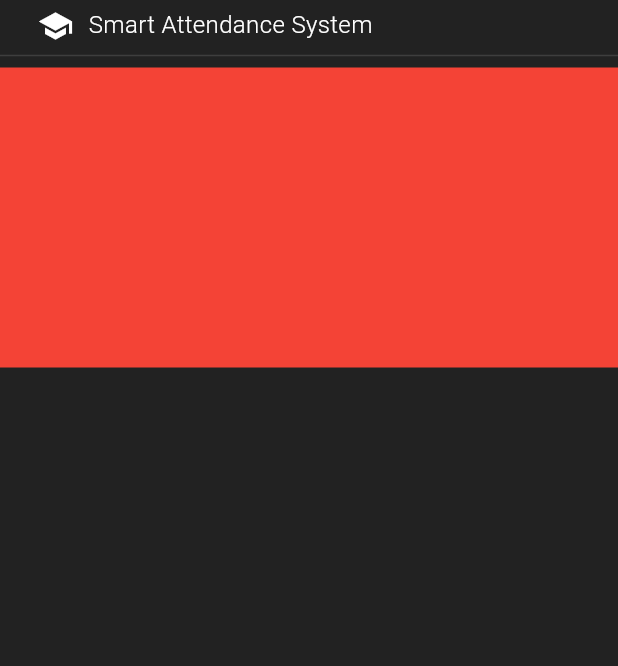
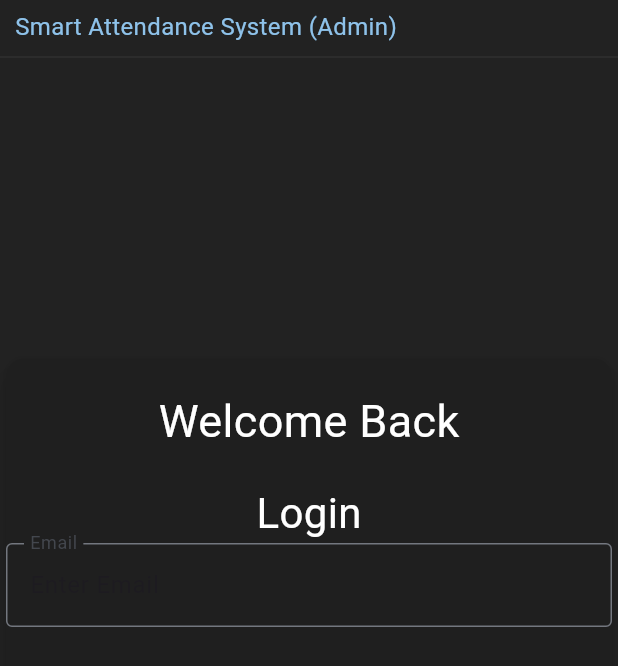
Before and after one commit to Preetham-Prasad-S/Smart-Attendance-System-Admin, a Flutter app: the screen it shows after launch, on a phone screen of 412 x 824 dp. Shown: the top 666 px of the screen. Run offline on Flutter 3.47's test engine with Material 3 defaults, Android fonts, the phone set to English and light mode, and no system bars; our stand-ins replace go_router, hooks_riverpod, riverpod_annotation, supabase_flutter; accounts and stored records are empty; generated files the repository leaves out were written again.

Commit message:
Login Screen In Progress

```diff
--- a/lib/features/auth/presentation/pages/login_screen.dart
+++ b/lib/features/auth/presentation/pages/login_screen.dart
@@ -1,4 +1,5 @@
 import 'package:flutter/material.dart';
+import 'package:institute_attendance_system/features/auth/presentation/widgets/auth_text_field.dart';
 
 class LoginScreen extends StatelessWidget {
   const LoginScreen({super.key});
@@ -8,46 +9,61 @@ class LoginScreen extends StatelessWidget {
     return SafeArea(
       child: Scaffold(
           backgroundColor: Colors.black87,
-          body: Center(
-            child: Column(
-              children: [
-                Row(
+          body: Column(
+            children: [
+              SizedBox(height: 5),
+              SizedBox(
+                height: 25,
+                child: Row(
                   children: [
-                    SizedBox(
-                      width: 25,
-                    ),
-                    Padding(
-                      padding: const EdgeInsets.only(top: 5.0),
-                      child: Icon(
-                        Icons.school,
-                        color: Colors.white,
-                      ),
-                    ),
                     SizedBox(
                       width: 10,
                     ),
-                    Padding(
-                      padding: const EdgeInsets.only(top: 4.0),
-                      child: Text(
-                        "Smart Attendance System",
-                        style: TextStyle(
-                            fontSize: 16,
-                            fontWeight: FontWeight.w300,
-                            color: Colors.white),
-                      ),
+                    Text(
+                      "Smart Attendance System (Admin)",
+                      style: TextStyle(
+                          fontSize: 16,
+                          color: const Color.fromARGB(255, 142, 194, 234)),
                     )
                   ],
                 ),
-                Divider(
-                  color: const Color.fromARGB(255, 62, 62, 62),
+              ),
+              Divider(
+                color: const Color.fromARGB(255, 48, 48, 48),
+              ),
+              Expanded(
+                child: SizedBox(
+                  child: Center(
+                      child: SizedBox(
+                    height: 400,
+                    width: 600,
+                    child: Card(
+                      elevation: 5,
+                      color: const Color.fromARGB(255, 31, 31, 31),
+                      child: Column(
+                        children: [
+                          SizedBox(height: 20),
+                          Text(
+                            "Welcome Back",
+                            style: TextStyle(color: Colors.white, fontSize: 30),
+                          ),
+                          SizedBox(height: 20),
+                          Text(
+                            "Login",
+                            style: TextStyle(color: Colors.white, fontSize: 28),
+                          ),
+                          AuthTextField(
+                            label: "Email",
+                            initialValue: "Enter Email",
+                            onChanged: (p0) {},
+                          )
+                        ],
+                      ),
+                    ),
+                  )),
                 ),
-                Container(
-                  width: 500,
-                  height: 200,
-                  color: Colors.red,
-                )
-              ],
-            ),
+              )
+            ],
           )),
     );
   }
```
